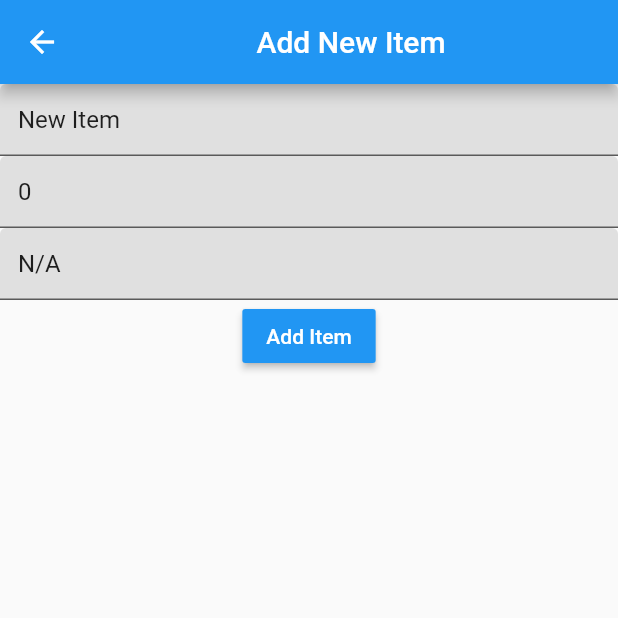
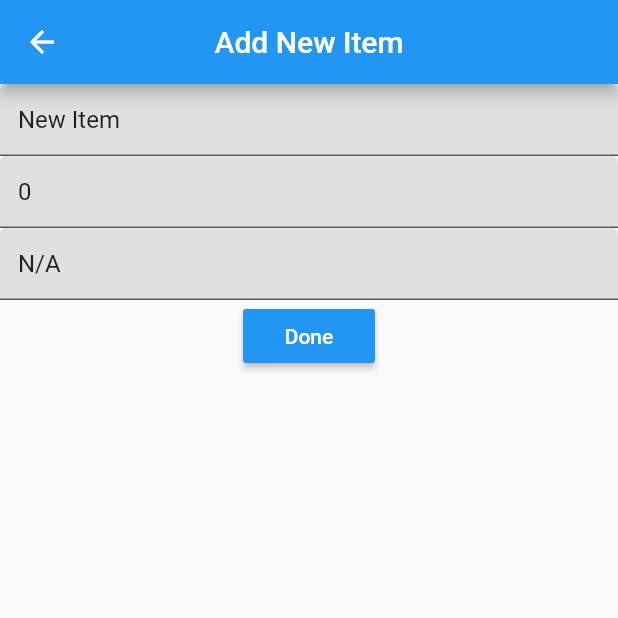
Before and after one commit to luicurtis/pantry-pal, a Flutter app: the screen it shows after launch, after a tap on the "add" icon, on a phone screen of 412 x 824 dp, the top half of it. Run offline on Flutter 3.47's test engine with Material 2 defaults, Android fonts, the phone set to English and light mode, and no system bars; our stand-ins replace cloud_firestore, firebase_core, get_it; accounts and stored records are empty.

Commit message:
Centered Title of appbars and sorted list items

```diff
--- a/pantry_pal/lib/ui/views/addItem.dart
+++ b/pantry_pal/lib/ui/views/addItem.dart
@@ -21,9 +21,8 @@ class _AddItemState extends State<AddItem> {
 
     return Scaffold(
       appBar: AppBar(
-        title: Center(
-          child: Text('Add New Item'),
-        ),
+        title: Text('Add New Item'),
+        centerTitle: true,
       ),
       body: Form(
         key: _formKey,
@@ -85,7 +84,7 @@ class _AddItemState extends State<AddItem> {
                   Navigator.pop(context);
                 }
               },
-              child: Text('Add Item', style: TextStyle(color: Colors.white)),
+              child: Text('Done', style: TextStyle(color: Colors.white)),
               color: Colors.blue,
             ),
           ],
--- a/pantry_pal/lib/ui/views/editItem.dart
+++ b/pantry_pal/lib/ui/views/editItem.dart
@@ -25,7 +25,8 @@ class _EditItemState extends State<EditItem> {
 
     return Scaffold(
       appBar: AppBar(
-        title: Center(child: Text('Edit Item Details')),
+        title: Text('Edit Item Details'),
+        centerTitle: true,
         actions: [
           FlatButton(
             onPressed: () async {
--- a/pantry_pal/lib/ui/views/home.dart
+++ b/pantry_pal/lib/ui/views/home.dart
@@ -29,6 +29,7 @@ class _HomeState extends State<Home> {
               items = snapshot.data.docs
                   .map((doc) => Item.fromMap(doc.data(), doc.id))
                   .toList();
+              items.sort((a, b) => a.name.toLowerCase().compareTo(b.name.toLowerCase()));
 
               if (items.length > 0) {
                 return ListView.separated(
--- a/pantry_pal/lib/ui/views/itemDetails.dart
+++ b/pantry_pal/lib/ui/views/itemDetails.dart
@@ -16,6 +16,7 @@ class ItemDetails extends StatelessWidget {
     return Scaffold(
       appBar: AppBar(
         title: Text('${itemDetails.name}'),
+        centerTitle: true,
         actions: [
           IconButton(
             iconSize: 35,
```
